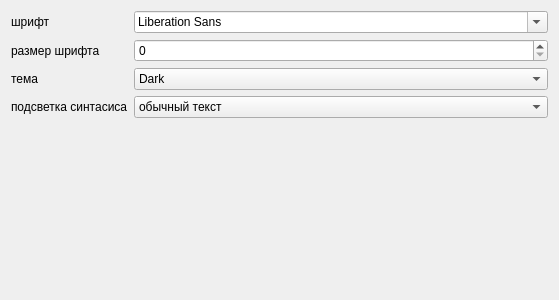
The window that settingwindow.ui (streetms/TextBlade) describes before a commit, drawn with Qt 5.
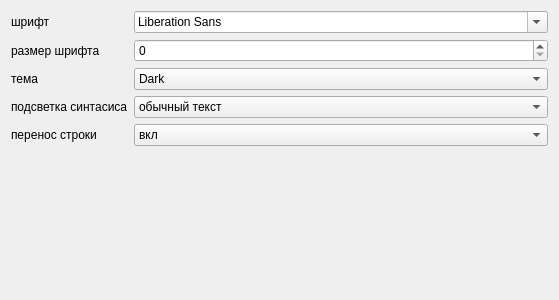
The same window after the commit.

Diff of the .ui file:
```diff
--- a/settingwindow.ui
+++ b/settingwindow.ui
@@ -74,6 +74,32 @@
        <string>C++</string>
       </property>
      </item>
+     <item>
+      <property name="text">
+       <string>python</string>
+      </property>
+     </item>
+    </widget>
+   </item>
+   <item row="4" column="0">
+    <widget class="QLabel" name="label_5">
+     <property name="text">
+      <string>перенос строки</string>
+     </property>
+    </widget>
+   </item>
+   <item row="4" column="1">
+    <widget class="QComboBox" name="wrapMode">
+     <item>
+      <property name="text">
+       <string>вкл</string>
+      </property>
+     </item>
+     <item>
+      <property name="text">
+       <string>выкл</string>
+      </property>
+     </item>
     </widget>
    </item>
   </layout>
```
